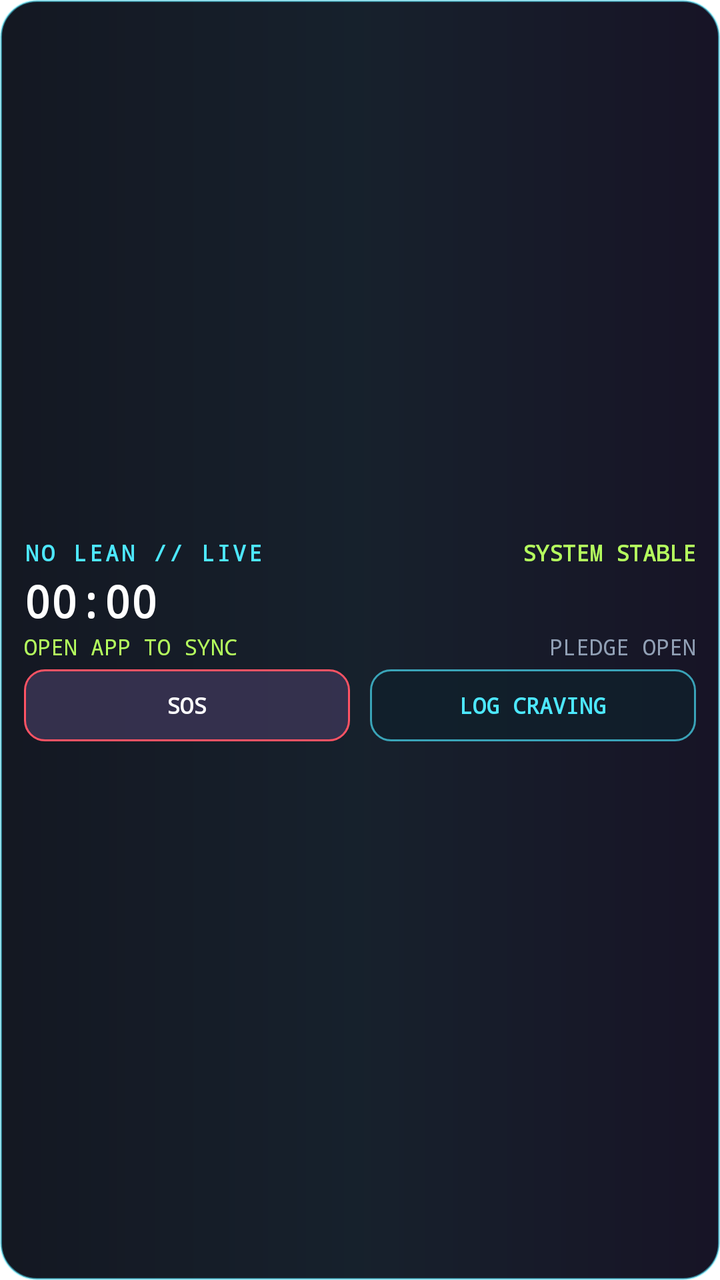
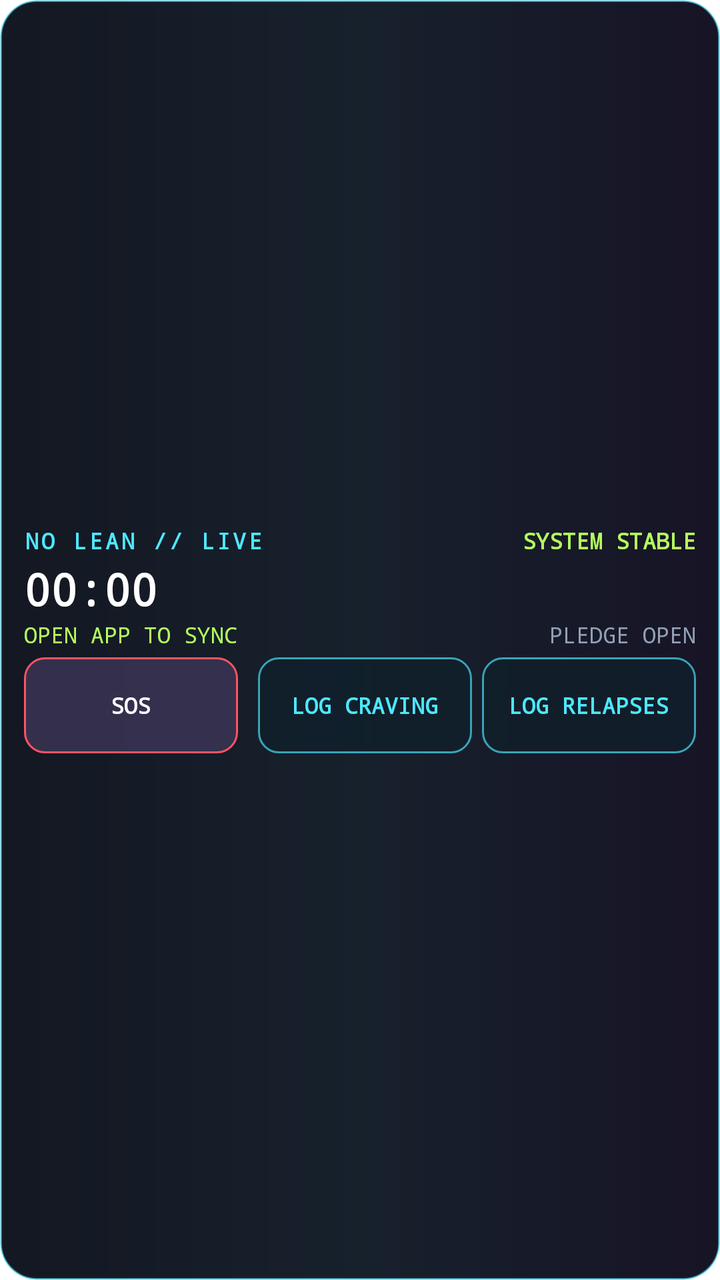

An Android layout rendered at two revisions. The XML below is the earlier revision; the diff shows what the commit changed to produce the second picture.
<!-- AndroidManifest.xml: fallback theme Theme.MaterialComponents.DayNight.NoActionBar -->
<!-- res/layout/no_lean_widget.xml -->
<?xml version="1.0" encoding="utf-8"?>
<LinearLayout xmlns:android="http://schemas.android.com/apk/res/android"
    android:id="@+id/widget_root"
    android:layout_width="match_parent"
    android:layout_height="match_parent"
    android:background="@drawable/no_lean_widget_background"
    android:clickable="true"
    android:focusable="true"
    android:gravity="center_vertical"
    android:orientation="vertical"
    android:paddingStart="12dp"
    android:paddingTop="7dp"
    android:paddingEnd="12dp"
    android:paddingBottom="7dp">

    <LinearLayout
        android:layout_width="match_parent"
        android:layout_height="wrap_content"
        android:gravity="center_vertical"
        android:orientation="horizontal">

        <TextView
            android:id="@+id/widget_title"
            android:layout_width="0dp"
            android:layout_height="wrap_content"
            android:layout_weight="1"
            android:fontFamily="monospace"
            android:letterSpacing="0.12"
            android:text="@string/widget_title"
            android:textColor="@color/widget_cyan"
            android:textSize="11sp"
            android:textStyle="bold" />

        <TextView
            android:id="@+id/widget_status"
            android:layout_width="wrap_content"
            android:layout_height="wrap_content"
            android:fontFamily="monospace"
            android:text="@string/widget_status_stable"
            android:textColor="@color/widget_toxic"
            android:textSize="11sp"
            android:textStyle="bold" />
    </LinearLayout>

    <Chronometer
        android:id="@+id/widget_clean_time"
        android:layout_width="wrap_content"
        android:layout_height="wrap_content"
        android:layout_marginTop="2dp"
        android:fontFamily="monospace"
        android:singleLine="true"
        android:text="@string/widget_counter_placeholder"
        android:textColor="@android:color/white"
        android:textSize="22sp"
        android:textStyle="bold" />

    <LinearLayout
        android:layout_width="match_parent"
        android:layout_height="wrap_content"
        android:layout_marginTop="1dp"
        android:orientation="horizontal">

        <TextView
            android:id="@+id/widget_streak"
            android:layout_width="0dp"
            android:layout_height="wrap_content"
            android:layout_weight="1"
            android:fontFamily="monospace"
            android:singleLine="true"
            android:text="@string/widget_streak_placeholder"
            android:textColor="@color/widget_toxic"
            android:textSize="11sp" />

        <TextView
            android:id="@+id/widget_pledge"
            android:layout_width="wrap_content"
            android:layout_height="wrap_content"
            android:fontFamily="monospace"
            android:text="@string/widget_pledge_pending"
            android:textColor="@color/widget_muted"
            android:textSize="11sp" />
    </LinearLayout>

    <LinearLayout
        android:layout_width="match_parent"
        android:layout_height="wrap_content"
        android:layout_marginTop="4dp"
        android:orientation="horizontal">

        <TextView
            android:id="@+id/widget_action_sos"
            android:layout_width="0dp"
            android:layout_height="36dp"
            android:layout_marginEnd="5dp"
            android:layout_weight="1"
            android:background="@drawable/no_lean_widget_sos_button"
            android:clickable="true"
            android:focusable="true"
            android:fontFamily="monospace"
            android:gravity="center"
            android:text="@string/widget_action_sos"
            android:textColor="@android:color/white"
            android:textSize="11sp"
            android:textStyle="bold" />

        <TextView
            android:id="@+id/widget_action_craving"
            android:layout_width="0dp"
            android:layout_height="36dp"
            android:layout_marginStart="5dp"
            android:layout_weight="1"
            android:background="@drawable/no_lean_widget_craving_button"
            android:clickable="true"
            android:focusable="true"
            android:fontFamily="monospace"
            android:gravity="center"
            android:text="@string/widget_action_craving"
            android:textColor="@color/widget_cyan"
            android:textSize="11sp"
            android:textStyle="bold" />
    </LinearLayout>
</LinearLayout>
<!-- resources referenced by this layout -->
<resources>
  <color name="widget_cyan">#4DE8FF</color>
  <color name="widget_muted">#91A0B5</color>
  <color name="widget_toxic">#B5FF5E</color>
  <!-- drawable no_lean_widget_background (drawable) -->
  <?xml version="1.0" encoding="utf-8"?>
  <shape xmlns:android="http://schemas.android.com/apk/res/android"
      android:shape="rectangle">
      <gradient
          android:angle="0"
          android:startColor="#F2070B16"
          android:centerColor="#F20A1521"
          android:endColor="#F20B071A" />
      <corners android:radius="18dp" />
      <stroke
          android:width="1dp"
          android:color="#804DE8FF" />
  </shape>
  <!-- drawable no_lean_widget_craving_button (drawable) -->
  <?xml version="1.0" encoding="utf-8"?>
  <shape xmlns:android="http://schemas.android.com/apk/res/android"
      android:shape="rectangle">
      <solid android:color="#CC10202B" />
      <corners android:radius="10dp" />
      <stroke
          android:width="1dp"
          android:color="#AA4DE8FF" />
  </shape>
  <!-- drawable no_lean_widget_sos_button (drawable) -->
  <?xml version="1.0" encoding="utf-8"?>
  <shape xmlns:android="http://schemas.android.com/apk/res/android"
      android:shape="rectangle">
      <solid android:color="#D93A3454" />
      <corners android:radius="10dp" />
      <stroke
          android:width="1dp"
          android:color="#FFFF5364" />
  </shape>
  <string name="widget_action_craving">LOG CRAVING</string>
  <string name="widget_action_sos">SOS</string>
  <string name="widget_counter_placeholder">0d 00:00</string>
  <string name="widget_pledge_pending">PLEDGE OPEN</string>
  <string name="widget_status_stable">SYSTEM STABLE</string>
  <string name="widget_streak_placeholder">OPEN APP TO SYNC</string>
  <string name="widget_title">NO LEAN // LIVE</string>
</resources>

<!-- the commit's change to res/layout/no_lean_widget.xml (unified diff, before → after) -->
@@ -90,7 +90,7 @@
         <TextView
             android:id="@+id/widget_action_sos"
             android:layout_width="0dp"
-            android:layout_height="36dp"
+            android:layout_height="48dp"
             android:layout_marginEnd="5dp"
             android:layout_weight="1"
             android:background="@drawable/no_lean_widget_sos_button"
@@ -106,7 +106,7 @@
         <TextView
             android:id="@+id/widget_action_craving"
             android:layout_width="0dp"
-            android:layout_height="36dp"
+            android:layout_height="48dp"
             android:layout_marginStart="5dp"
             android:layout_weight="1"
             android:background="@drawable/no_lean_widget_craving_button"
@@ -118,5 +118,20 @@
             android:textColor="@color/widget_cyan"
             android:textSize="11sp"
             android:textStyle="bold" />
+        <TextView
+            android:id="@+id/widget_action_relapse"
+            android:layout_width="0dp"
+            android:layout_height="48dp"
+            android:layout_marginStart="5dp"
+            android:layout_weight="1"
+            android:background="@drawable/no_lean_widget_craving_button"
+            android:clickable="true"
+            android:focusable="true"
+            android:fontFamily="monospace"
+            android:gravity="center"
+            android:text="@string/widget_action_relapse"
+            android:textColor="@color/widget_cyan"
+            android:textSize="11sp"
+            android:textStyle="bold" />
     </LinearLayout>
 </LinearLayout>
<!-- resource entries referenced after the edit -->
@@ -38,6 +38,7 @@
           android:color="#FFFF5364" />
   </shape>
   <string name="widget_action_craving">LOG CRAVING</string>
+  <string name="widget_action_relapse">LOG RELAPSES</string>
   <string name="widget_action_sos">SOS</string>
   <string name="widget_counter_placeholder">0d 00:00</string>
   <string name="widget_pledge_pending">PLEDGE OPEN</string>
